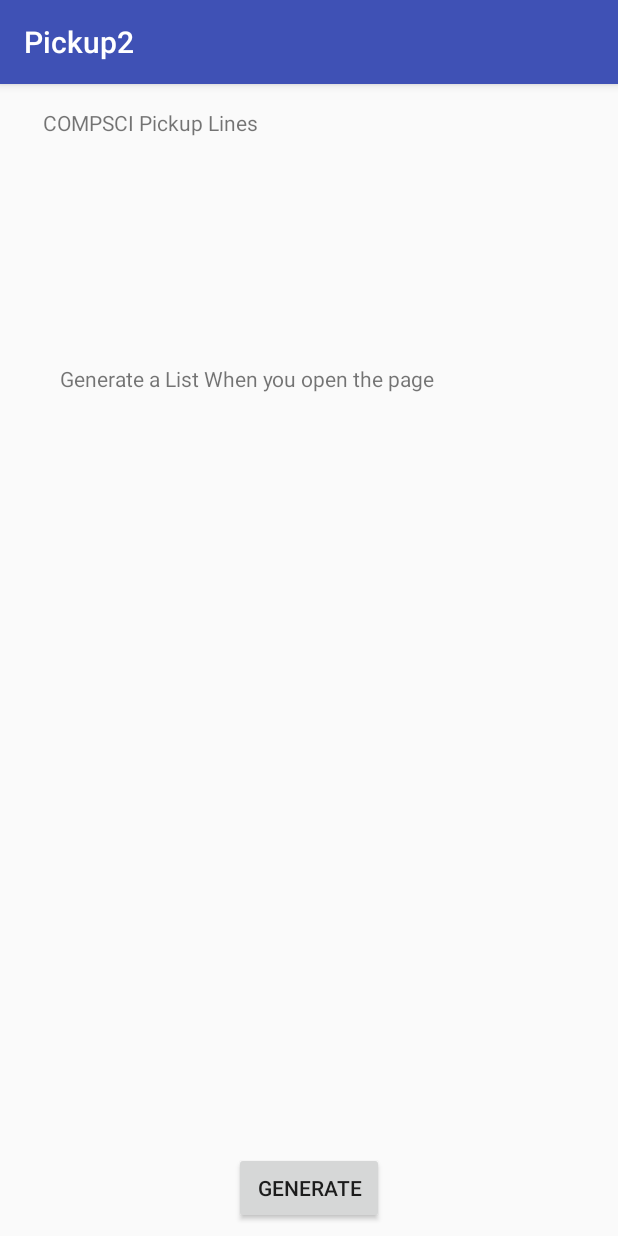
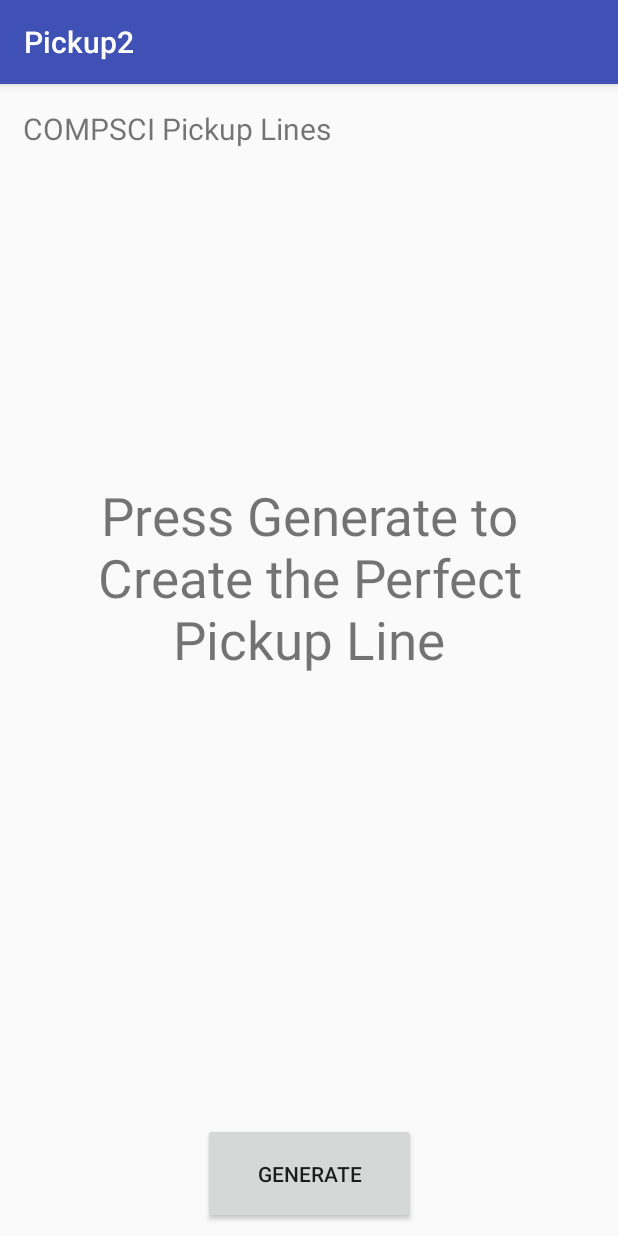
Before and after one commit to stevenyen25/Pickup, an Android app: the csActivity screen opened directly, with no data from a screen before it, on a phone screen of 412 x 824 dp. Run offline under Robolectric (Android 15) with nearby library versions, the phone set to English and light mode, and no system bars.

```diff
--- a/app/src/main/java/com/example/a17yen/pickup2/csActivity.java
+++ b/app/src/main/java/com/example/a17yen/pickup2/csActivity.java
@@ -1,5 +1,6 @@
 package com.example.a17yen.pickup2;
 
+import android.content.Intent;
 import android.os.AsyncTask;
 import android.support.v7.app.AppCompatActivity;
 import android.os.Bundle;
@@ -14,6 +15,8 @@ import org.jsoup.select.Elements;
 public class csActivity extends AppCompatActivity{
     TextView text;
     String [] elements;
+    int index = 0;
+    public Button button;
 
 
 
@@ -21,24 +24,36 @@ public class csActivity extends AppCompatActivity{
     protected void onCreate(Bundle savedInstanceState) {
         super.onCreate(savedInstanceState);
         setContentView(R.layout.activity_cs);
+        text = findViewById(R.id.csBody);
 
+        click();
+        new csActivity.scrapeCS().execute();
 
-        text = findViewById(R.id.csBody);
-        Button button = findViewById(R.id.csGenerate);
+    }
 
+    public void click(){
+        button = findViewById(R.id.csGenerate);
         button.setOnClickListener(new View.OnClickListener() {
             @Override
-            public void onClick(View view) {
+            public void onClick(View v) {
 
-                new csActivity.scrapeCS().execute();
+                text.setText(elements[index]);
+                index++;
             }
         });
     }
 
-
     public class scrapeCS extends AsyncTask<Void, Void, Void> {
         String words = "";
         @Override
+        /*
+        Web scraping algorithm. Had to be hard coded to a particular website because the task otherwise
+        was too difficult to complete within the given amount of time. In the future, the algorithm will be able
+        to scrape regardless of website.
+
+        No return type. Scrapes data from websites and stores it inside a String array.
+         */
+
         protected Void doInBackground(Void... params){
 
             try {
@@ -67,7 +82,6 @@ public class csActivity extends AppCompatActivity{
         @Override
         protected void onPostExecute(Void aVoid) {
             super.onPostExecute(aVoid);
-            text.setText(elements[0] + "\n"+ "\n"+elements[1] + "\n"+ "\n"+elements[2]);
         }
     }
 }
--- a/app/src/main/res/layout/activity_cs.xml
+++ b/app/src/main/res/layout/activity_cs.xml
@@ -8,37 +8,43 @@ android:layout_height="match_parent">
 
     <TextView
         android:id="@+id/csBody"
-    android:layout_width="333dp"
-    android:layout_height="388dp"
+        android:layout_width="295dp"
+        android:layout_height="347dp"
         android:layout_marginBottom="8dp"
         android:layout_marginEnd="8dp"
         android:layout_marginStart="8dp"
         android:layout_marginTop="8dp"
-    android:text="Generate a List When you open the page"
+        android:text="Press Generate to Create the Perfect Pickup Line"
+        android:gravity="center"
+        android:textSize="35sp"
         app:layout_constraintBottom_toBottomOf="parent"
         app:layout_constraintEnd_toEndOf="parent"
-    app:layout_constraintHorizontal_bias="0.514"
+        app:layout_constraintHorizontal_bias="0.506"
         app:layout_constraintStart_toStartOf="parent"
         app:layout_constraintTop_toTopOf="parent"
-    app:layout_constraintVertical_bias="0.49" />
+        app:layout_constraintVertical_bias="0.364" />
 
     <TextView
         android:id="@+id/csHeader"
-    android:layout_width="179dp"
-    android:layout_height="27dp"
+        android:layout_width="234dp"
+        android:layout_height="37dp"
+        android:layout_marginBottom="8dp"
         android:layout_marginEnd="8dp"
         android:layout_marginStart="8dp"
         android:layout_marginTop="16dp"
         android:text="COMPSCI Pickup Lines"
+        android:textSize="20sp"
+        app:layout_constraintBottom_toBottomOf="parent"
         app:layout_constraintEnd_toEndOf="parent"
-    app:layout_constraintHorizontal_bias="0.095"
+        app:layout_constraintHorizontal_bias="0.046"
         app:layout_constraintStart_toStartOf="parent"
-    app:layout_constraintTop_toTopOf="parent" />
+        app:layout_constraintTop_toTopOf="parent"
+        app:layout_constraintVertical_bias="0.0" />
 
     <Button
         android:id="@+id/csGenerate"
-    android:layout_width="100dp"
-    android:layout_height="48dp"
+        android:layout_width="142dp"
+        android:layout_height="67dp"
         android:layout_marginBottom="8dp"
         android:layout_marginEnd="8dp"
         android:layout_marginStart="8dp"
```
Also changed, not shown: app/src/main/java/com/example/a17yen/pickup2/ChemActivity.java (+15 -7 lines), app/src/main/res/layout/activity_chem.xml (+18 -12 lines), app/src/main/res/layout/activity_subject.xml (+15 -14 lines). Lines whose indentation alone changed are shown as unchanged.
